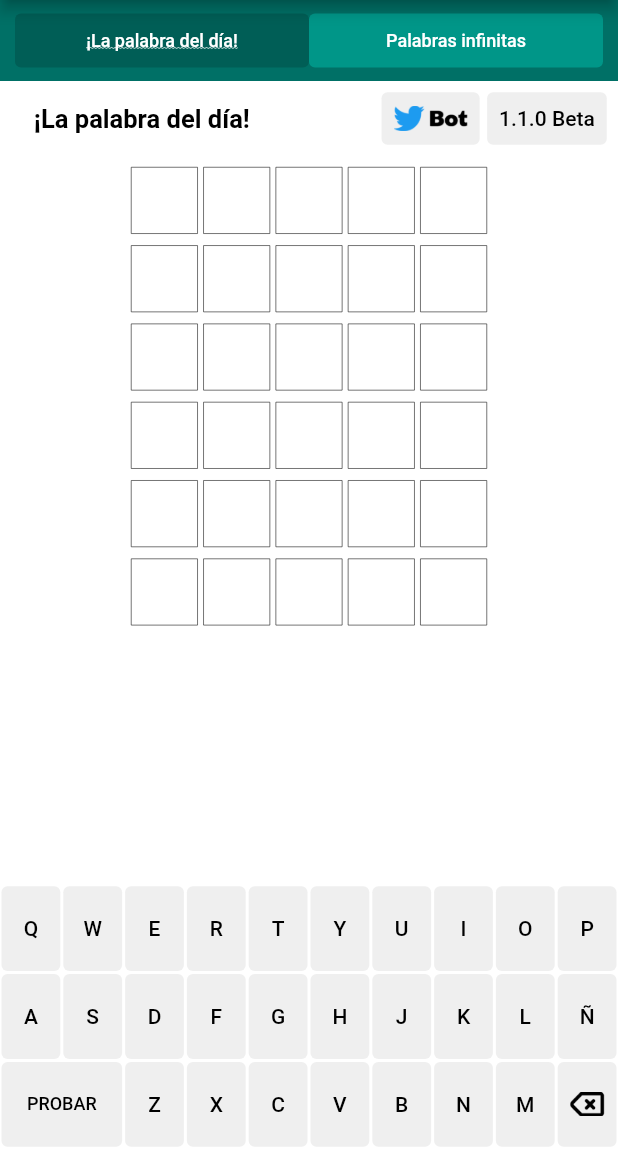
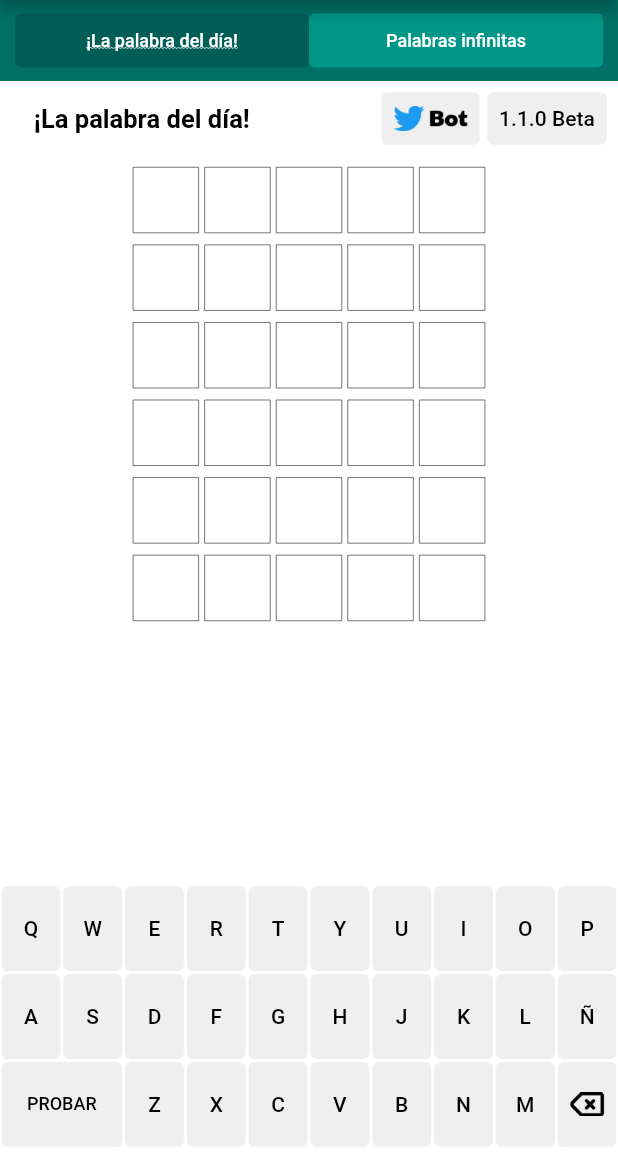
Before and after one commit to joaquinsolla/Encasillado, a Flutter app: the screen it shows after launch, on a phone screen of 412 x 824 dp, the part 84-1236 px from its top. Run offline on Flutter 3.47's test engine with Material 2 defaults, Android fonts, the phone set to English and light mode, and no system bars; our stand-ins replace flushbar, google_mobile_ads; missing offline and left inert: mailto, social_share, twitter_intent; network calls fail; Roboto replaces fonts that are missing (RaleWay).

Commit message:
Home bug fixed

```diff
--- a/RELEASES.txt
+++ b/RELEASES.txt
@@ -19,4 +19,4 @@ LISTADO DE VERSIONES:
     1 (1.0.0) Beta
     5 (1.0.2) Beta
     6 (1.0.3) Beta
-    10 (1.1.0) Beta
+    10 (1.1.0) Beta *
--- a/lib/pages/home.dart
+++ b/lib/pages/home.dart
@@ -52,13 +52,15 @@ class _HomeState extends State<Home> {
 
   @override
   Widget build(BuildContext context) {
+
+    check_device();
+
     if (appStarted == false) {
       var brightness = MediaQuery.of(context).platformBrightness;
       setState(() {
         darkMode = brightness == Brightness.dark;
       });
 
-      check_device();
       check_settings();
 
       setState(() {
@@ -147,9 +149,7 @@ class _HomeState extends State<Home> {
         if (currentPage == 1) gameBanner(context, 'Palabras infinitas', scoreButton(context), streakButton(context)),
         if (currentPage == 0) wotdLettersField(),
         if (currentPage == 1) infiniteLettersField(),
-        Expanded(
-          child: Text(""),
-        ),
+        Expanded(child: Text(""),),
         if (_isBannerAdReady) smallText('ADVERTISING'),
         if (_isBannerAdReady) Align(
           alignment: Alignment.topCenter,
@@ -870,8 +870,8 @@ class _HomeState extends State<Home> {
     return AnimatedContainer(
       duration: Duration(milliseconds: 750),
       curve: Curves.easeInOutCirc,
-      width: ((deviceHeight * 0.535) / 6 - 8.0),
-      height: ((deviceHeight * 0.535) / 6 - 8.0),
+      width: ((deviceHeight * 0.53) / 6) -8,
+      height: ((deviceHeight * 0.53) / 6) -8,
       margin: const EdgeInsets.fromLTRB(2.0, 2.0, 2.0, 6.0),
       padding: const EdgeInsets.all(0.0),
       alignment: Alignment.center,
```
Also changed, not shown: 1 other file.
